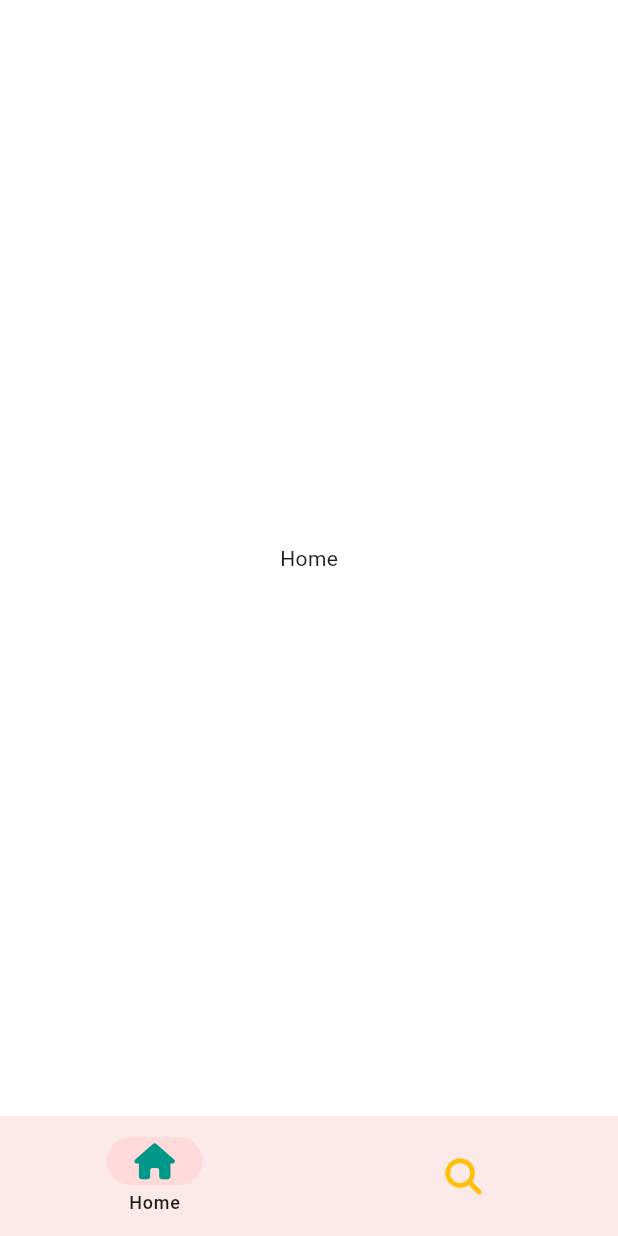
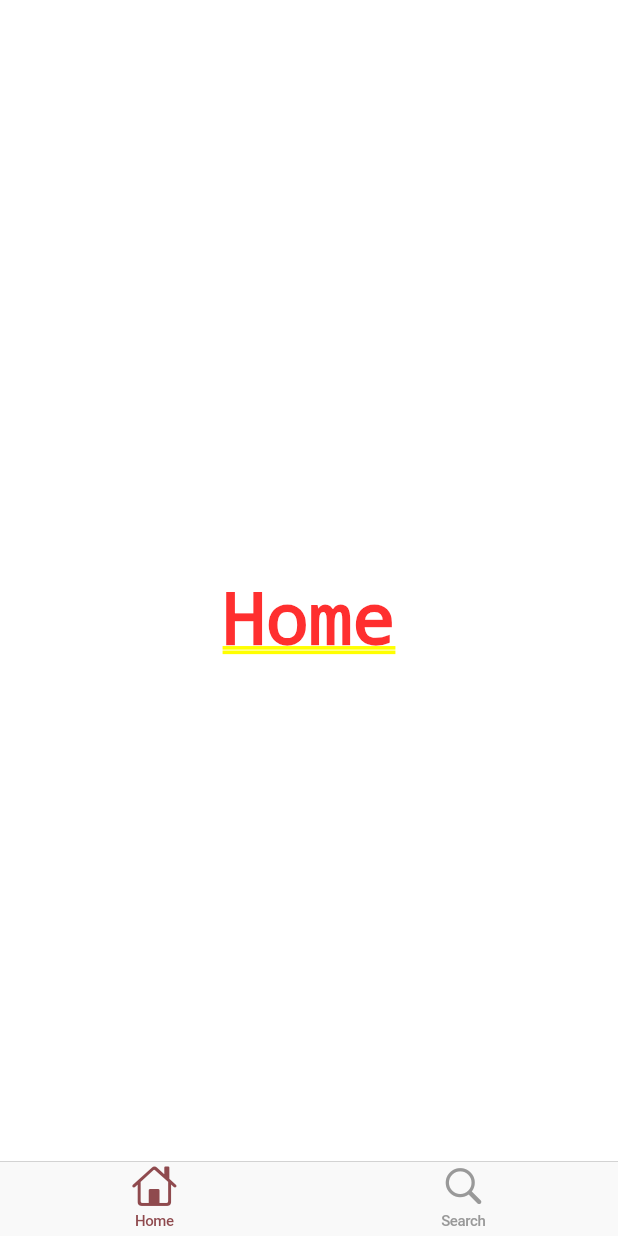
Before and after one commit to decembaek/tiktok_clone, a Flutter app: the screen it shows after launch, on a phone screen of 412 x 824 dp. Run offline on Flutter 3.47's test engine with Material 3 defaults, Android fonts, the phone set to English and light mode, and no system bars; our stand-ins replace font_awesome_flutter.

Commit message:
bottom navigationBar cupertino style

```diff
--- a/lib/features/main_navigation/main_navigation_screen.dart
+++ b/lib/features/main_navigation/main_navigation_screen.dart
@@ -1,3 +1,4 @@
+import 'package:flutter/cupertino.dart';
 import 'package:flutter/material.dart';
 import 'package:font_awesome_flutter/font_awesome_flutter.dart';
 
@@ -37,66 +38,83 @@ class _MainNavigationScreenState extends State<MainNavigationScreen> {
 
   @override
   Widget build(BuildContext context) {
-    return Scaffold(
-      body: screens[_selectedIndex],
-      bottomNavigationBar: NavigationBar(
-        labelBehavior: NavigationDestinationLabelBehavior.onlyShowSelected,
-        selectedIndex: _selectedIndex,
-        onDestinationSelected: _onTap,
-        destinations: const [
-          NavigationDestination(
-            icon: FaIcon(
-              FontAwesomeIcons.house,
-              color: Colors.teal,
-            ),
+    return CupertinoTabScaffold(
+      tabBar: CupertinoTabBar(
+        items: const [
+          BottomNavigationBarItem(
+            // icon: FaIcon(FontAwesomeIcons.house),
+            icon: Icon(CupertinoIcons.house),
             label: "Home",
           ),
-          NavigationDestination(
-            icon: FaIcon(
-              FontAwesomeIcons.magnifyingGlass,
-              color: Colors.amber,
-            ),
+          BottomNavigationBarItem(
+            // icon: FaIcon(FontAwesomeIcons.magnifyingGlass),
+            icon: Icon(CupertinoIcons.search),
             label: "Search",
           ),
         ],
       ),
-      // bottomNavigationBar 아래에 선택 네비게이션
-      // Type을 정할 수 있음
-      // bottomNavigationBar: BottomNavigationBar(
-      //   // 선택시 색상
-      //   selectedItemColor: Theme.of(context).primaryColor,
-      //   // unselectedItemColor: Color,
-      //   // 현재 페이지 인덱스
-      //   currentIndex: _selectedIndex,
-      //   onTap: _onTap,
-      //   items: const [
-      //     BottomNavigationBarItem(
-      //         icon: FaIcon(FontAwesomeIcons.house),
-      //         label: "Home",
-      //         tooltip: "Hello World",
-      //         backgroundColor: Colors.amber),
-      //     BottomNavigationBarItem(
-      //         icon: FaIcon(FontAwesomeIcons.magnifyingGlass),
-      //         label: "Search",
-      //         tooltip: "Hello World",
-      //         backgroundColor: Colors.blue),
-      //     BottomNavigationBarItem(
-      //         icon: FaIcon(FontAwesomeIcons.magnifyingGlass),
-      //         label: "Search",
-      //         tooltip: "Hello World",
-      //         backgroundColor: Colors.red),
-      //     BottomNavigationBarItem(
-      //         icon: FaIcon(FontAwesomeIcons.magnifyingGlass),
-      //         label: "Search",
-      //         tooltip: "Hello World",
-      //         backgroundColor: Colors.black),
-      //     BottomNavigationBarItem(
-      //         icon: FaIcon(FontAwesomeIcons.magnifyingGlass),
-      //         label: "Search",
-      //         tooltip: "Hello World",
-      //         backgroundColor: Colors.green),
-      //   ],
-      // ),
+      tabBuilder: (context, index) => screens[index],
     );
+    // return Scaffold(
+    //   body: screens[_selectedIndex],
+    //   bottomNavigationBar: NavigationBar(
+    //     labelBehavior: NavigationDestinationLabelBehavior.onlyShowSelected,
+    //     selectedIndex: _selectedIndex,
+    //     onDestinationSelected: _onTap,
+    //     destinations: const [
+    //       NavigationDestination(
+    //         icon: FaIcon(
+    //           FontAwesomeIcons.house,
+    //           color: Colors.teal,
+    //         ),
+    //         label: "Home",
+    //       ),
+    //       NavigationDestination(
+    //         icon: FaIcon(
+    //           FontAwesomeIcons.magnifyingGlass,
+    //           color: Colors.amber,
+    //         ),
+    //         label: "Search",
+    //       ),
+    //     ],
+    //   ),
+    //   // bottomNavigationBar 아래에 선택 네비게이션
+    //   // Type을 정할 수 있음
+    //   // bottomNavigationBar: BottomNavigationBar(
+    //   //   // 선택시 색상
+    //   //   selectedItemColor: Theme.of(context).primaryColor,
+    //   //   // unselectedItemColor: Color,
+    //   //   // 현재 페이지 인덱스
+    //   //   currentIndex: _selectedIndex,
+    //   //   onTap: _onTap,
+    //   //   items: const [
+    //   //     BottomNavigationBarItem(
+    //   //         icon: FaIcon(FontAwesomeIcons.house),
+    //   //         label: "Home",
+    //   //         tooltip: "Hello World",
+    //   //         backgroundColor: Colors.amber),
+    //   //     BottomNavigationBarItem(
+    //   //         icon: FaIcon(FontAwesomeIcons.magnifyingGlass),
+    //   //         label: "Search",
+    //   //         tooltip: "Hello World",
+    //   //         backgroundColor: Colors.blue),
+    //   //     BottomNavigationBarItem(
+    //   //         icon: FaIcon(FontAwesomeIcons.magnifyingGlass),
+    //   //         label: "Search",
+    //   //         tooltip: "Hello World",
+    //   //         backgroundColor: Colors.red),
+    //   //     BottomNavigationBarItem(
+    //   //         icon: FaIcon(FontAwesomeIcons.magnifyingGlass),
+    //   //         label: "Search",
+    //   //         tooltip: "Hello World",
+    //   //         backgroundColor: Colors.black),
+    //   //     BottomNavigationBarItem(
+    //   //         icon: FaIcon(FontAwesomeIcons.magnifyingGlass),
+    //   //         label: "Search",
+    //   //         tooltip: "Hello World",
+    //   //         backgroundColor: Colors.green),
+    //   //   ],
+    //   // ),
+    // );
   }
 }
```
